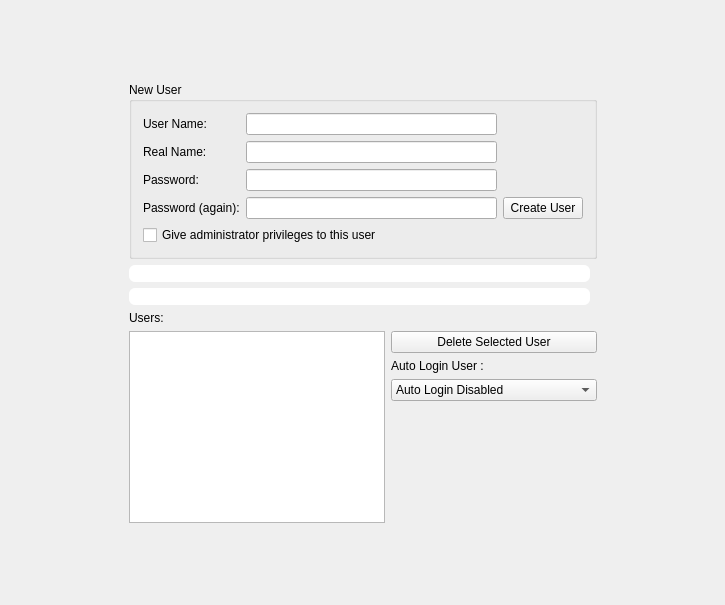
Old version of the form yali4/gui/Ui/setupuserswidget.ui in the repository dadas45li/yali.
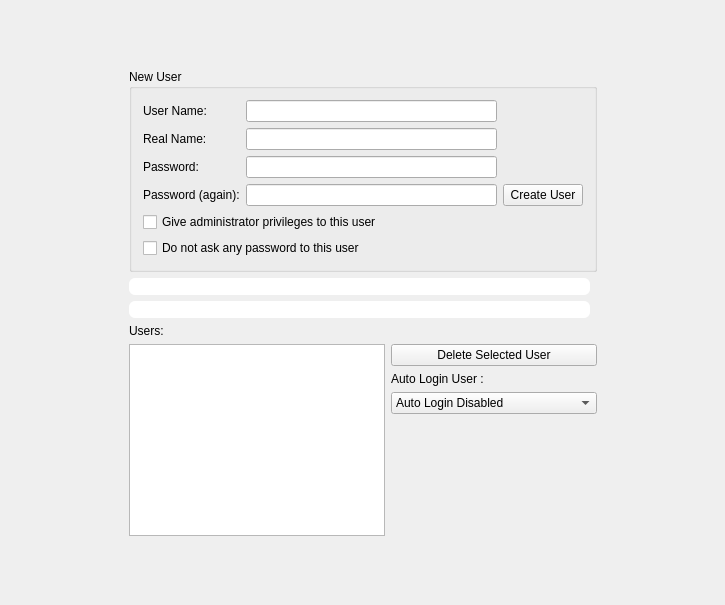
New version of the form. Icons and pictures are not drawn.

Commit message: * Do not ask any password for selected user support added .

```diff
--- a/yali4/gui/Ui/setupuserswidget.ui
+++ b/yali4/gui/Ui/setupuserswidget.ui
@@ -151,6 +151,13 @@
         </property>
        </widget>
       </item>
+      <item row="3" column="0" colspan="2">
+       <widget class="QCheckBox" name="noPass">
+        <property name="text">
+         <string>Do not ask any password to this user</string>
+        </property>
+       </widget>
+      </item>
      </layout>
     </widget>
    </item>
@@ -350,7 +357,7 @@
    </item>
   </layout>
  </widget>
- <layoutdefault spacing="6" margin="11" />
+ <layoutdefault spacing="6" margin="11"/>
  <pixmapfunction>qPixmapFromMimeSource</pixmapfunction>
  <tabstops>
   <tabstop>username</tabstop>
```
Left out of the diff: 245 changed lines with no effect on the pictures. The commit also changes 3 other files.
